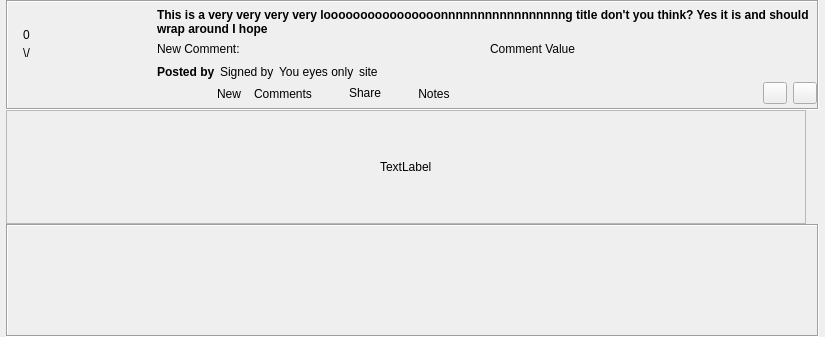
Above: retroshare-gui/src/gui/Posted/PostedItem.ui from RetroShare/RetroShare before the change. Below: the same form after it.
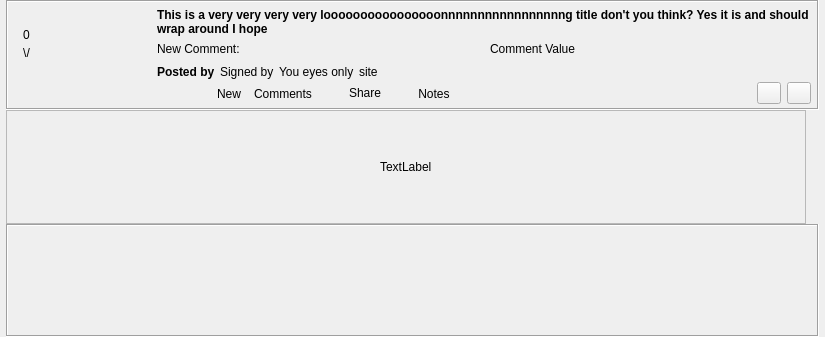
That is the form after the change. Icons and pictures are not drawn. Custom widgets are drawn as their Qt base class.

```diff
--- a/retroshare-gui/src/gui/Posted/PostedItem.ui
+++ b/retroshare-gui/src/gui/Posted/PostedItem.ui
@@ -407,6 +407,9 @@
           <property name="leftMargin">
            <number>0</number>
           </property>
+          <property name="rightMargin">
+           <number>6</number>
+          </property>
           <property name="bottomMargin">
            <number>3</number>
           </property>
```
Left out of the diff: 9 changed lines with no effect on the pictures.
